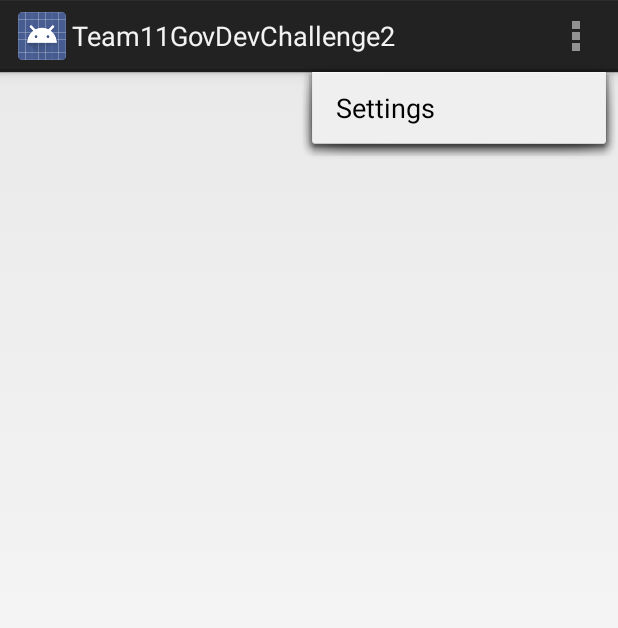
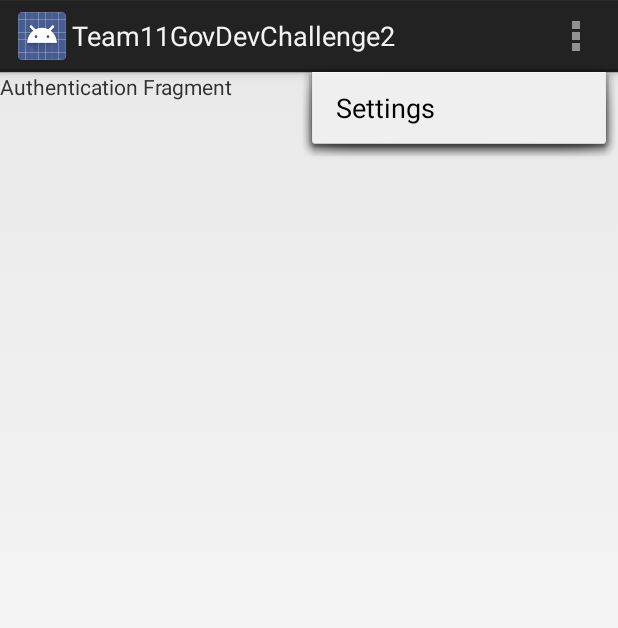
Before and after one commit to PaulTR/CoGovDevChallengeAndroid, an Android app: the screen it shows after launch (MainActivity), with the options menu open, on a phone screen of 412 x 824 dp. Shown: the top 628 px of the screen. Run offline under Robolectric (Android 15) with nearby library versions, the phone set to English and light mode, and no system bars; libraries missing offline, so code that uses them is left out: com.squareup.otto; 1 statement that could not run was skipped.

Commit message:
navigation in and working

```diff
--- a/challenge2/src/main/java/com/govdevchallenge/team11/challenge2/fragments/AuthFragment.java
+++ b/challenge2/src/main/java/com/govdevchallenge/team11/challenge2/fragments/AuthFragment.java
@@ -1,7 +1,26 @@
 package com.govdevchallenge.team11.challenge2.fragments;
+
+import android.app.Fragment;
+import android.os.Bundle;
+import android.view.LayoutInflater;
+import android.view.View;
+import android.view.ViewGroup;
+
+import com.govdevchallenge.team11.challenge2.R;
 
 /**
  * Created by PaulTR on 5/17/14.
  */
-public class AuthFragment {
+public class AuthFragment extends Fragment {
+
+	public static AuthFragment getInstance() {
+		AuthFragment fragment = new AuthFragment();
+		return fragment;
+	}
+
+	@Override
+	public View onCreateView(LayoutInflater inflater, ViewGroup container, Bundle savedInstanceState) {
+		View view = inflater.inflate( R.layout.fragment_auth, container, false );
+		return view;
+	}
 }
--- a/challenge2/src/main/java/com/govdevchallenge/team11/challenge2/fragments/NavigationDrawerFragment.java
+++ b/challenge2/src/main/java/com/govdevchallenge/team11/challenge2/fragments/NavigationDrawerFragment.java
@@ -2,6 +2,7 @@ package com.govdevchallenge.team11.challenge2.fragments;
 
 import android.app.ListFragment;
 import android.os.Bundle;
+import android.util.Log;
 import android.view.View;
 import android.widget.ListView;
 
@@ -37,6 +38,8 @@ public class NavigationDrawerFragment extends ListFragment {
 		super.onListItemClick(l, v, position, id);
 
 		String navigationItemTitle = l.getAdapter().getItem( position ).toString();
+		NavigationBus.getInstance().register( this );
 		NavigationBus.getInstance().post( new DrawerNavigationEvent( navigationItemTitle ) );
+		NavigationBus.getInstance().unregister( this );
 	}
 }
--- a/challenge2/src/main/res/values/arrays.xml
+++ b/challenge2/src/main/res/values/arrays.xml
@@ -1,7 +1,7 @@
 <?xml version="1.0" encoding="utf-8"?>
 <resources>
     <string-array name="navigation_items">
-        <item name="navigation_intake">@string/navigation_intake_title</item>
+        <item name="navigation_intake">@string/navigation_intake</item>
         <item name="navigation_pickup">@string/navigation_pickup</item>
         <item name="navigation_walkins">@string/navigation_walk_in</item>
         <item name="navigation_donation_map">@string/navigation_donation_map</item>
--- a/challenge2/src/main/res/values/strings.xml
+++ b/challenge2/src/main/res/values/strings.xml
@@ -4,9 +4,8 @@
     <string name="app_name">Team11GovDevChallenge2</string>
     <string name="action_settings">Settings</string>
 
-    <string name="navigation_intake_title">Intake Form</string>
+    <string name="navigation_intake">Intake Form</string>
     <string name="navigation_pickup">Delivery Pickups</string>
-    <string name="navigation_walk_in">Walk In</string>
     <string name="navigation_donation_map">Donation Map</string>
 
 </resources>
```
Also changed, not shown: challenge2/src/main/java/com/govdevchallenge/team11/challenge2/activities/MainActivity.java (+12 -13 lines), challenge2/src/main/java/com/govdevchallenge/team11/challenge2/fragments/DeliveryPickupFragment.java (+11 -0 lines), challenge2/src/main/java/com/govdevchallenge/team11/challenge2/fragments/DonationMapFragment.java (+11 -0 lines), challenge2/src/main/java/com/govdevchallenge/team11/challenge2/fragments/IntakeFormFragment.java (+12 -0 lines), challenge2/src/main/java/com/govdevchallenge/team11/challenge2/fragments/ShelfLocationListFragment.java (added, +14 -0 lines), challenge2/src/main/java/com/govdevchallenge/team11/challenge2/fragments/WalkInPickupFragment.java (deleted, +0 -14 lines), challenge2/src/main/res/layout/fragment_walk_in_pickup.xml (deleted, +0 -12 lines), 7 other files.
